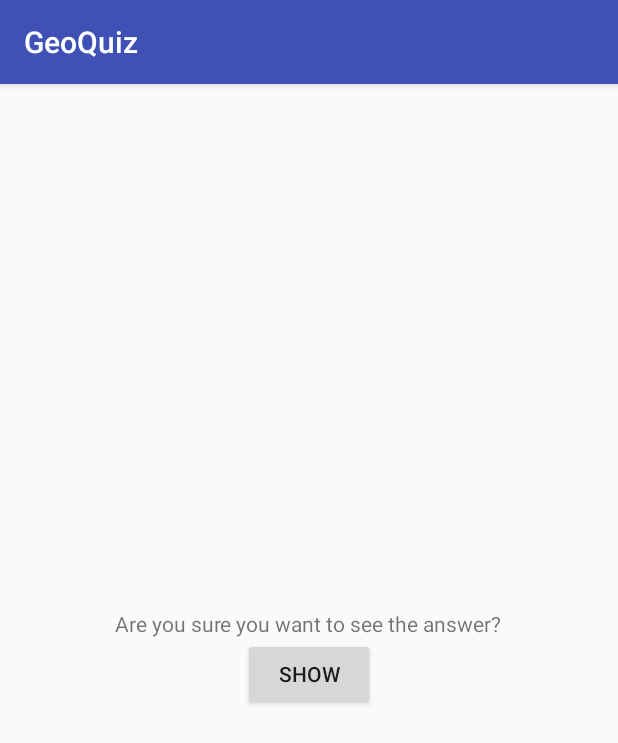
After one commit to bearbear24/GeoQuiz, an Android app: the CheatActivity screen opened directly, with no data from a screen before it, on a phone screen of 412 x 824 dp. The commit adds this screen. Shown: the top 743 px of the screen. Run offline under Robolectric (Android 15) with nearby library versions, the phone set to English and light mode, and no system bars.

Commit message:
Added a CheatActivity to show the answer of a question

```diff
--- a/app/src/main/AndroidManifest.xml
+++ b/app/src/main/AndroidManifest.xml
@@ -16,6 +16,7 @@
                 <category android:name="android.intent.category.LAUNCHER" />
             </intent-filter>
         </activity>
+        <activity android:name=".CheatActivity"></activity>
     </application>
 
 </manifest>
--- /dev/null
+++ b/app/src/main/java/com/chunyanwang/geoquiz/CheatActivity.java
@@ -0,0 +1,25 @@
+package com.chunyanwang.geoquiz;
+
+import android.support.v7.app.AppCompatActivity;
+import android.os.Bundle;
+import android.view.View;
+import android.widget.Button;
+
+public class CheatActivity extends AppCompatActivity {
+
+    private Button showCheatButton;
+
+    @Override
+    protected void onCreate(Bundle savedInstanceState) {
+        super.onCreate(savedInstanceState);
+        setContentView(R.layout.activity_cheat);
+
+        showCheatButton = (Button) findViewById(R.id.show_cheat_button);
+        showCheatButton.setOnClickListener(new View.OnClickListener() {
+            @Override
+            public void onClick(View v) {
+
+            }
+        });
+    }
+}
--- /dev/null
+++ b/app/src/main/res/layout/activity_cheat.xml
@@ -0,0 +1,22 @@
+<?xml version="1.0" encoding="utf-8"?>
+<LinearLayout xmlns:android="http://schemas.android.com/apk/res/android"
+    xmlns:app="http://schemas.android.com/apk/res-auto"
+    xmlns:tools="http://schemas.android.com/tools"
+    android:layout_width="match_parent"
+    android:layout_height="match_parent"
+    android:orientation="vertical"
+    android:gravity="center"
+    tools:context="com.chunyanwang.geoquiz.CheatActivity">
+
+    <TextView
+        android:layout_width="wrap_content"
+        android:layout_height="wrap_content"
+        android:text="@string/cheat_warning_text"/>
+
+    <Button
+        android:id="@+id/show_cheat_button"
+        android:layout_width="wrap_content"
+        android:layout_height="wrap_content"
+        android:text="@string/show_cheat_button"/>
+
+</LinearLayout>
--- a/app/src/main/res/layout/activity_quiz.xml
+++ b/app/src/main/res/layout/activity_quiz.xml
@@ -31,6 +31,12 @@
             android:text="@string/false_button"/>
     </LinearLayout>
     <Button
+        android:id="@+id/cheat_button"
+        android:layout_width="wrap_content"
+        android:layout_height="wrap_content"
+        android:text="@string/cheat_button">
+    </Button>
+    <Button
         android:id="@+id/next_button"
         android:layout_width="wrap_content"
         android:layout_height="wrap_content"
--- a/app/src/main/res/values/strings.xml
+++ b/app/src/main/res/values/strings.xml
@@ -8,4 +8,8 @@
     <string name="question_ocean">The Pacific Ocean is larger than the Atlantic Ocean.</string>
     <string name="question_mideast">The Suez Canal connects the Red Sea and the indian Ocean.</string>
     <string name="question_africa">The source of the Nile River is in Egypt.</string>
+
+    <string name="cheat_button">Cheat</string>
+    <string name="cheat_warning_text">Are you sure you want to see the answer?</string>
+    <string name="show_cheat_button">Show</string>
 </resources>
```
Also changed, not shown: app/src/main/java/com/chunyanwang/geoquiz/QuizActivity.java (+17 -0 lines).
